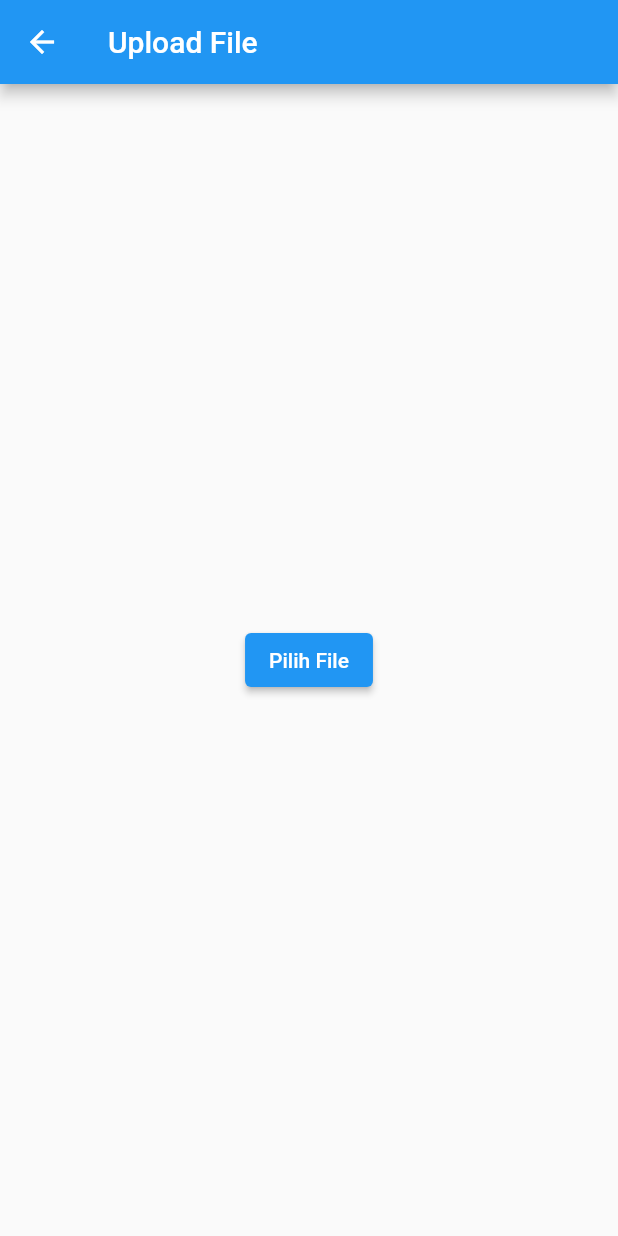
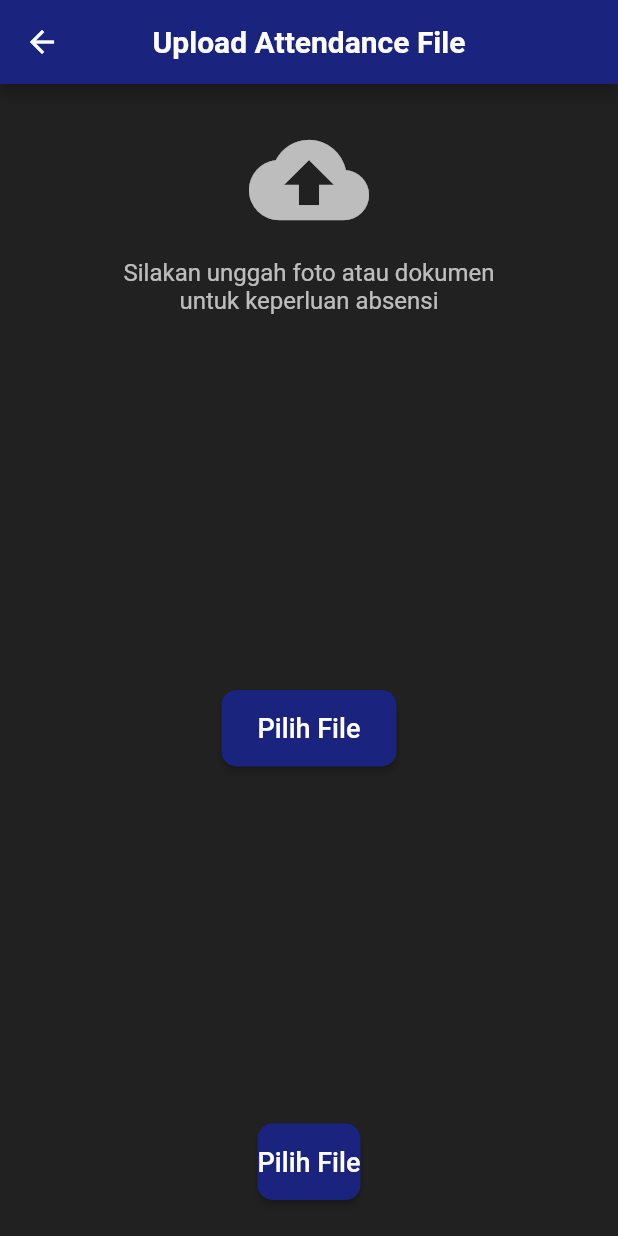
Before and after one commit to JhonatanMarikros/Absensi, a Flutter app: the UploadFilePage screen opened directly, on a phone screen of 412 x 824 dp. Run offline on Flutter 3.47's test engine with Material 2 defaults, Android fonts, the phone set to English and light mode, and no system bars; our stand-ins replace camera, cloud_firestore, file_picker, firebase_auth, firebase_core, flutter_dotenv and 3 more; missing offline and left inert: app_settings, excel, firebase_app_check, ntp; accounts and stored records are empty.

Commit message:
UI Upload file

```diff
--- a/lib/absensi_page.dart
+++ b/lib/absensi_page.dart
@@ -171,9 +171,9 @@ class _AbsensiPageState extends State<AbsensiPage> {
 
             Row(
               children: [
-                Expanded(child: _buildNotificationCard("Segera Diselesaikan", "Pelindungan Data Pribadi", "Hingga 31/12/99")),
+                Expanded(child: _buildNotificationCard("Check In", "Untuk Absensi Masuk kerja", "Selamat Bekerja")),
                 SizedBox(width: 10),
-                Expanded(child: _buildNotificationCard("Segera Diselesaikan", "Pernyataan Anggota Kopkari", "Hingga 31/12/99")),
+                Expanded(child: _buildNotificationCard("Check Out", "Untuk Absensi Keluar Kerja", "Sampai Jumpa")),
               ],
             ),
             SizedBox(height: 20),
--- a/lib/upload_file.dart
+++ b/lib/upload_file.dart
@@ -17,7 +17,6 @@ class UploadFilePage extends StatefulWidget {
   _UploadFilePageState createState() => _UploadFilePageState();
 }
 
-
 class _UploadFilePageState extends State<UploadFilePage> {
   File? _selectedFile;
   final String cloudinaryUrl =
@@ -29,7 +28,8 @@ class _UploadFilePageState extends State<UploadFilePage> {
 
   void _pickFile(BuildContext context, FileType fileType) async {
     try {
-      FilePickerResult? result = await FilePicker.platform.pickFiles(type: fileType);
+      FilePickerResult? result =
+          await FilePicker.platform.pickFiles(type: fileType);
       if (result != null && result.files.single.path != null) {
         setState(() {
           _selectedFile = File(result.files.single.path!);
@@ -44,7 +44,6 @@ class _UploadFilePageState extends State<UploadFilePage> {
       );
     }
   }
-
 
   void _showFilePickerOptions(BuildContext context) {
     showDialog(
@@ -172,7 +171,9 @@ class _UploadFilePageState extends State<UploadFilePage> {
         }
 
         ScaffoldMessenger.of(context).showSnackBar(
-        SnackBar(content: Text('File berhasil diunggah dan disimpan ke database!')),
+          SnackBar(
+              content:
+                  Text('File berhasil diunggah dan disimpan ke database!')),
         );
         Navigator.pop(context);
       } else {
@@ -193,7 +194,8 @@ void _showAbsensiSudahAdaDialog() {
       builder: (BuildContext context) {
         return AlertDialog(
           title: Text("Absensi Ditolak"),
-        content: Text("Anda sudah melakukan absensi ${widget.statusCheckInCheckOut} hari ini."),
+          content: Text(
+              "Anda sudah melakukan absensi ${widget.statusCheckInCheckOut} hari ini."),
           actions: [
             TextButton(
               child: Text("OK"),
@@ -207,31 +209,102 @@ void _showAbsensiSudahAdaDialog() {
     );
   }
 
-
   @override
   Widget build(BuildContext context) {
     return Scaffold(
-      appBar: AppBar(title: Text('Upload File')),
-      body: Center(
-        child: Column(
-          mainAxisSize: MainAxisSize.min,
+      backgroundColor: Colors.grey[900],
+      appBar: AppBar(
+        backgroundColor: Colors.indigo[900],
+        title: Text(
+          'Upload Attendance File',
+          style: TextStyle(fontSize: 20, fontWeight: FontWeight.w600),
+        ),
+        centerTitle: true,
+        elevation: 4,
+      ),
+      body: Column(
         children: [
-            ElevatedButton(
+          SizedBox(height: 24),
+          Icon(Icons.cloud_upload, size: 80, color: Colors.white70),
+          SizedBox(height: 12),
+          Text(
+            'Silakan unggah foto atau dokumen\nuntuk keperluan absensi',
+            textAlign: TextAlign.center,
+            style: TextStyle(color: Colors.white70, fontSize: 16),
+          ),
+          SizedBox(height: 24),
+          Expanded(
+            child: _selectedFile == null
+                ? Center(
+                    child: ElevatedButton(
                       onPressed: () => _showFilePickerOptions(context),
-              child: Text('Pilih File'),
+                      style: ElevatedButton.styleFrom(
+                        primary: Colors.indigo[900],
+                        padding:
+                            EdgeInsets.symmetric(horizontal: 24, vertical: 15),
+                        shape: RoundedRectangleBorder(
+                          borderRadius: BorderRadius.circular(10),
                         ),
-            if (_selectedFile != null) ...[
-              SizedBox(height: 16),
-              Image.file(_selectedFile!,
-                  width: 200, height: 200, fit: BoxFit.cover),
-              SizedBox(height: 16),
-              ElevatedButton(
+                      ),
+                      child: Text(
+                        'Pilih File',
+                        style: TextStyle(fontSize: 18, color: Colors.white),
+                      ),
+                    ),
+                  )
+                : Padding(
+                    padding: const EdgeInsets.all(16.0),
+                    child: Container(
+                      decoration: BoxDecoration(
+                        color: Colors.white.withOpacity(0.1),
+                        borderRadius: BorderRadius.circular(12),
+                        border: Border.all(color: Colors.white24),
+                      ),
+                      child: ClipRRect(
+                        borderRadius: BorderRadius.circular(12),
+                        child: Image.file(_selectedFile!, fit: BoxFit.cover),
+                      ),
+                    ),
+                  ),
+          ),
+          if (_selectedFile != null)
+            Padding(
+              padding: const EdgeInsets.symmetric(horizontal: 16.0),
+              child: ElevatedButton(
                 onPressed: _submitFile,
-                child: Text('Submit'),
+                style: ElevatedButton.styleFrom(
+                  primary: Colors.green,
+                  padding: EdgeInsets.symmetric(vertical: 15),
+                  shape: RoundedRectangleBorder(
+                    borderRadius: BorderRadius.circular(10),
                   ),
+                ),
+                child: Text(
+                  'Submit File',
+                  style: TextStyle(fontSize: 18, color: Colors.white),
+                ),
+              ),
+            ),
+          SizedBox(height: 12),
+          Padding(
+            padding: const EdgeInsets.symmetric(horizontal: 16.0),
+            child: ElevatedButton(
+              onPressed: () => _showFilePickerOptions(context),
+              style: ElevatedButton.styleFrom(
+                primary: Colors.indigo[900],
+                padding: EdgeInsets.symmetric(vertical: 15),
+                shape: RoundedRectangleBorder(
+                  borderRadius: BorderRadius.circular(10),
+                ),
+              ),
+              child: Text(
+                _selectedFile == null ? 'Pilih File' : 'Ganti File',
+                style: TextStyle(fontSize: 18, color: Colors.white),
+              ),
+            ),
+          ),
+          SizedBox(height: 24),
         ],
-          ],
-        ),
       ),
     );
   }
```
Lines whose indentation alone changed are shown as unchanged.
